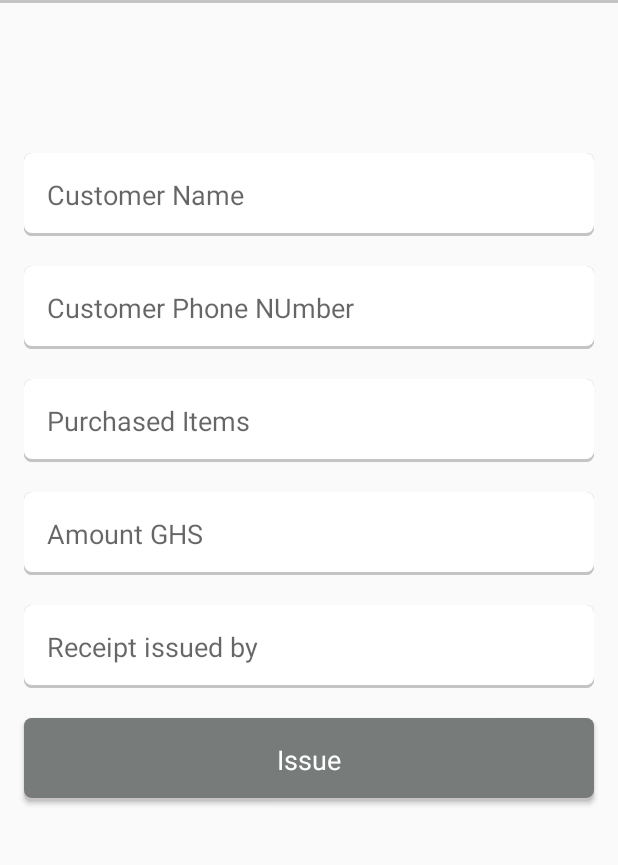
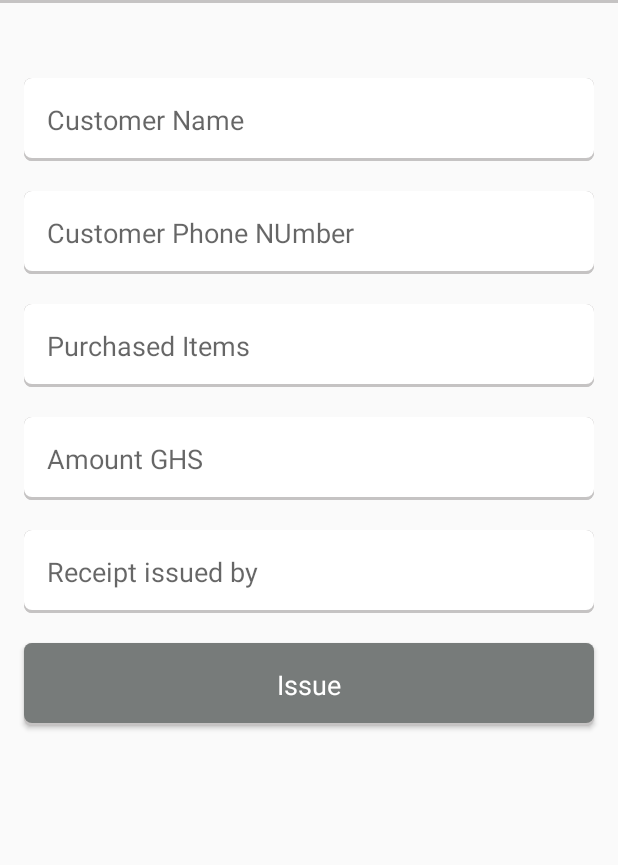
Before and after one commit to enochviewu95/TheReceiptBook, an Android app: the ReceiptPageActivity screen opened directly, with no data from a screen before it, on a phone screen of 412 x 824 dp, the part 81-946 px from its top. Run offline under Robolectric (Android 15) with nearby library versions, the phone set to English and light mode, and no system bars; our stand-ins replace Volley; network calls fail.

Commit message:
Issue Receipt php included

```diff
--- a/app/src/main/java/com/example/thereceiptbook/Constants.java
+++ b/app/src/main/java/com/example/thereceiptbook/Constants.java
@@ -7,4 +7,5 @@ public class Constants {
     public static final String URL_REGISTER = ROOT_URL+"registerUser.php";
     public static final String URL_SPLASH_SCREEN = ROOT_URL+"Main.php";
     public static final String URL_HOMEFRAGMENT = ROOT_URL+"GetUserTransactions.php";
+    public static final String URL_RECEIPT_ISSUE = ROOT_URL+"InsertTransaction.php";
 }
--- a/app/src/main/res/layout/activity_receipt_page.xml
+++ b/app/src/main/res/layout/activity_receipt_page.xml
@@ -16,7 +16,7 @@
     <android.support.design.widget.TextInputEditText
         android:id="@+id/customer_full_name"
         android:layout_width="match_parent"
-        android:layout_marginTop="100dp"
+        android:layout_marginTop="50dp"
         android:layout_height="wrap_content"
         android:layout_marginStart="16dp"
         android:layout_marginEnd="16dp"
```
Also changed, not shown: app/src/main/java/com/example/thereceiptbook/ReceiptPageActivity.java (+18 -4 lines).
